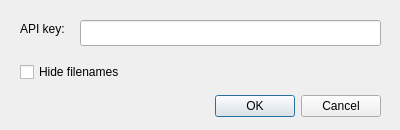
Old version of the form configdialog.ui in the repository Tatsh/kate-wakatime.
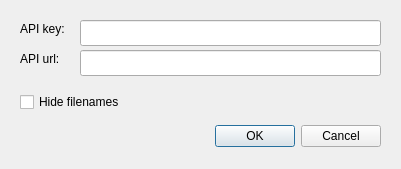
New version of the form. Custom widgets are drawn as their Qt base class.

Commit message:
Support for api_url (#17)
Add API URL option for WakaTime-compatible servers

* Update support for Qt 5.15
* Correct arguments to QProcess::start()
* Format code
* Bump version

Co-authored by: @Mte90 Daniele Scasciafratte <mte90@linux.it>

Diff of the .ui file:
```diff
--- a/configdialog.ui
+++ b/configdialog.ui
@@ -6,8 +6,8 @@
       <rect>
         <x>0</x>
         <y>0</y>
-        <width>400</width>
-        <height>130</height>
+    <width>401</width>
+    <height>169</height>
       </rect>
     </property>
     <property name="sizePolicy">
@@ -22,12 +22,6 @@
         <height>130</height>
       </size>
     </property>
-    <property name="maximumSize">
-      <size>
-        <width>400</width>
-        <height>130</height>
-      </size>
-    </property>
     <property name="windowTitle">
       <string>Configure WakaTime</string>
     </property>
@@ -38,7 +32,7 @@
       <property name="geometry">
         <rect>
           <x>20</x>
-          <y>90</y>
+     <y>120</y>
           <width>361</width>
           <height>32</height>
         </rect>
@@ -69,6 +63,22 @@
         <bool>true</bool>
       </property>
     </widget>
+  <widget class="KLineEdit" name="lineEdit_apiUrl">
+   <property name="geometry">
+    <rect>
+     <x>80</x>
+     <y>50</y>
+     <width>301</width>
+     <height>26</height>
+    </rect>
+   </property>
+   <property name="maxLength">
+    <number>36</number>
+   </property>
+   <property name="showClearButton" stdset="0">
+    <bool>true</bool>
+   </property>
+  </widget>
     <widget class="QLabel" name="label">
       <property name="geometry">
         <rect>
@@ -86,7 +96,7 @@
       <property name="geometry">
         <rect>
           <x>20</x>
-          <y>60</y>
+     <y>90</y>
           <width>361</width>
           <height>24</height>
         </rect>
@@ -95,6 +105,19 @@
         <string>Hide filenames</string>
       </property>
     </widget>
+  <widget class="QLabel" name="label_2">
+   <property name="geometry">
+    <rect>
+     <x>20</x>
+     <y>50</y>
+     <width>59</width>
+     <height>18</height>
+    </rect>
+   </property>
+   <property name="text">
+    <string>API url:</string>
+   </property>
+  </widget>
   </widget>
   <customwidgets>
     <customwidget>
```
Left out of the diff: 4 changed lines with no effect on the pictures. Lines whose indentation alone changed are shown as unchanged. The commit also changes 2 other files.
